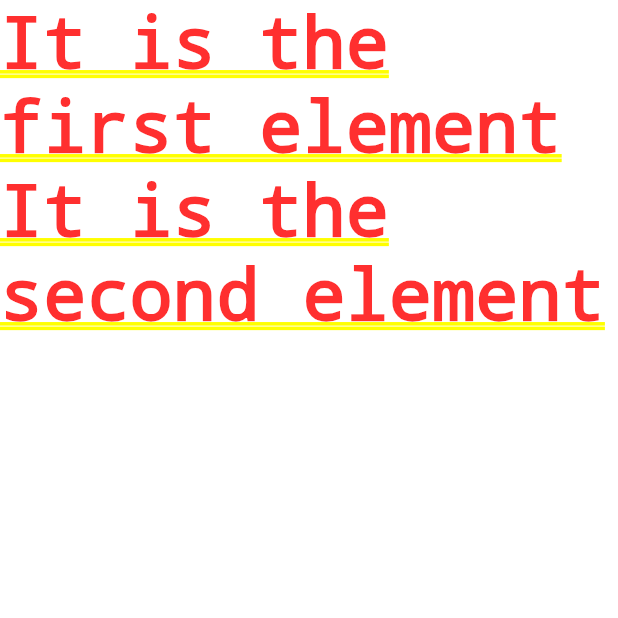
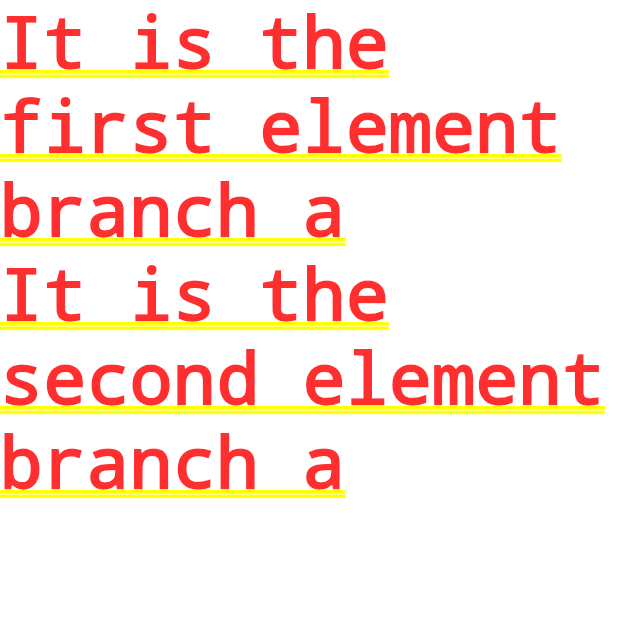
Before and after one commit to simonanexa/test, a Flutter app: the screen it shows after launch, on a phone screen of 412 x 824 dp, the top half of it. Run offline on Flutter 3.47's test engine with Material 2 defaults, Android fonts, the phone set to English and light mode, and no system bars; our stand-ins replace gallery_saver, google_maps_flutter, image_picker, rxdart; missing offline and left inert: image_size_getter.

Commit message:
first commit branch a

```diff
--- a/lib/test.dart
+++ b/lib/test.dart
@@ -6,8 +6,8 @@ class Test extends StatelessWidget {
     return Center(
       child: Column(
         children: [
-          Text("It is the first element"),
-          Text("It is the second element")
+          Text("It is the first element branch a"),
+          Text("It is the second element branch a")
         ],
       ),
     );
```
